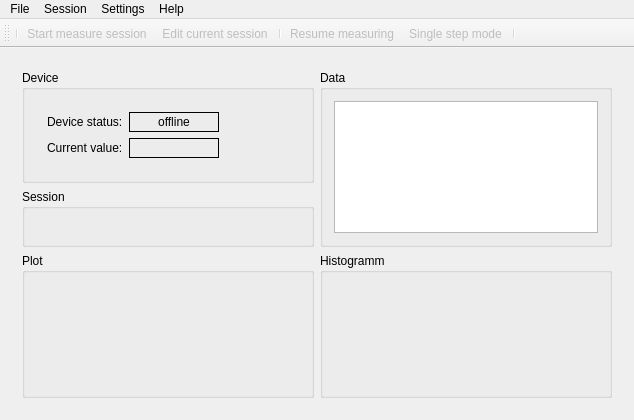
The window that dda_ctrl/experimenter/measurewindow.ui (olegyurchenko/dda-control) describes before a commit, drawn with Qt 5.
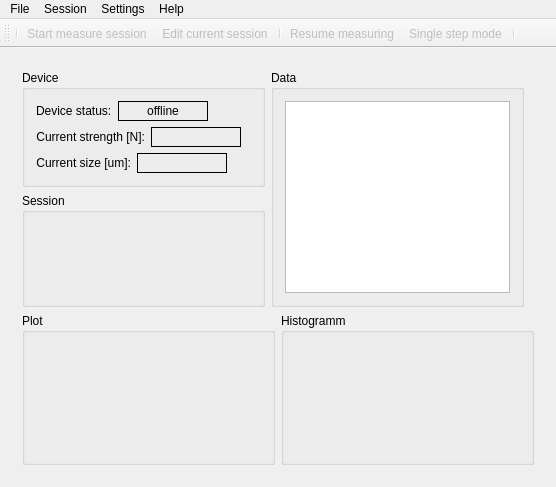
The same window after the commit. The open tabs and pages were chosen to show the change. Icons and pictures are not drawn. Custom widgets are drawn as their Qt base class.

```diff
--- a/dda_ctrl/experimenter/measurewindow.ui
+++ b/dda_ctrl/experimenter/measurewindow.ui
@@ -6,8 +6,8 @@
    <rect>
     <x>0</x>
     <y>0</y>
-    <width>634</width>
-    <height>420</height>
+    <width>556</width>
+    <height>487</height>
    </rect>
   </property>
   <property name="windowTitle">
@@ -18,7 +18,7 @@
     <normaloff>:/diamond2.png</normaloff>:/diamond2.png</iconset>
   </property>
   <widget class="QWidget" name="centralWidget">
-   <layout class="QVBoxLayout" name="verticalLayout">
+   <layout class="QVBoxLayout" name="verticalLayout_10">
     <item>
      <widget class="QStackedWidget" name="stackedWidget">
       <property name="currentIndex">
@@ -214,35 +214,26 @@
        </layout>
       </widget>
       <widget class="QWidget" name="measurePage">
-       <layout class="QVBoxLayout" name="verticalLayout_12">
-        <item>
-         <layout class="QHBoxLayout" name="horizontalLayout_10">
-          <item>
-           <layout class="QVBoxLayout" name="verticalLayout_3">
-            <item>
-             <widget class="QGroupBox" name="groupBox_2">
-              <property name="sizePolicy">
-               <sizepolicy hsizetype="Preferred" vsizetype="Minimum">
-                <horstretch>0</horstretch>
-                <verstretch>0</verstretch>
-               </sizepolicy>
-              </property>
-              <property name="title">
-               <string>Device</string>
-              </property>
-              <layout class="QVBoxLayout" name="verticalLayout_5">
-               <item>
-                <widget class="QFrame" name="deviceFrame_2">
-                 <property name="frameShape">
-                  <enum>QFrame::NoFrame</enum>
-                 </property>
-                 <property name="frameShadow">
-                  <enum>QFrame::Plain</enum>
-                 </property>
-                 <layout class="QVBoxLayout" name="verticalLayout_7">
+       <layout class="QVBoxLayout" name="verticalLayout_9">
                   <item>
                    <layout class="QHBoxLayout" name="horizontalLayout_7">
                     <item>
+           <layout class="QVBoxLayout" name="verticalLayout_5">
+            <item>
+             <widget class="QGroupBox" name="groupBox_2">
+              <property name="sizePolicy">
+               <sizepolicy hsizetype="Preferred" vsizetype="Minimum">
+                <horstretch>0</horstretch>
+                <verstretch>0</verstretch>
+               </sizepolicy>
+              </property>
+              <property name="title">
+               <string>Device</string>
+              </property>
+              <layout class="QVBoxLayout" name="verticalLayout_3">
+               <item>
+                <layout class="QHBoxLayout" name="horizontalLayout_5">
+                 <item>
                      <widget class="QLabel" name="label_7">
                       <property name="text">
                        <string>Device status:</string>
@@ -288,7 +279,10 @@
                     <item>
                      <widget class="QLabel" name="label_8">
                       <property name="text">
-                       <string>Current value:</string>
+                    <string>Current strength [N]:</string>
+                   </property>
+                   <property name="alignment">
+                    <set>Qt::AlignRight|Qt::AlignTrailing|Qt::AlignVCenter</set>
                       </property>
                      </widget>
                     </item>
@@ -326,14 +320,55 @@
                     </item>
                    </layout>
                   </item>
-                 </layout>
-                </widget>
-               </item>
-              </layout>
+               <item>
+                <layout class="QHBoxLayout" name="horizontalLayout_6">
+                 <item>
+                  <widget class="QLabel" name="label_2">
+                   <property name="text">
+                    <string>Current size [um]:</string>
+                   </property>
+                   <property name="alignment">
+                    <set>Qt::AlignRight|Qt::AlignTrailing|Qt::AlignVCenter</set>
+                   </property>
+                  </widget>
+                 </item>
+                 <item>
+                  <widget class="QLabel" name="currentSizeLabel">
+                   <property name="minimumSize">
+                    <size>
+                     <width>90</width>
+                     <height>0</height>
+                    </size>
+                   </property>
+                   <property name="frameShape">
+                    <enum>QFrame::Box</enum>
+                   </property>
+                   <property name="text">
+                    <string/>
+                   </property>
+                   <property name="alignment">
+                    <set>Qt::AlignRight|Qt::AlignTrailing|Qt::AlignVCenter</set>
+                   </property>
              </widget>
             </item>
             <item>
-             <layout class="QHBoxLayout" name="horizontalLayout_5">
+                  <spacer name="horizontalSpacer_2">
+                   <property name="orientation">
+                    <enum>Qt::Horizontal</enum>
+                   </property>
+                   <property name="sizeHint" stdset="0">
+                    <size>
+                     <width>18</width>
+                     <height>20</height>
+                    </size>
+                   </property>
+                  </spacer>
+                 </item>
+                </layout>
+               </item>
+              </layout>
+             </widget>
+            </item>
               <item>
                <widget class="SessionBox" name="sessionBox">
                 <property name="sizePolicy">
@@ -349,8 +384,6 @@
               </item>
              </layout>
             </item>
-           </layout>
-          </item>
           <item>
            <widget class="QGroupBox" name="groupBox_3">
             <property name="sizePolicy">
@@ -362,13 +395,26 @@
             <property name="title">
              <string>Data</string>
             </property>
-            <layout class="QVBoxLayout" name="verticalLayout_10">
+            <layout class="QVBoxLayout" name="verticalLayout">
              <item>
               <widget class="QTableView" name="measureTable"/>
              </item>
             </layout>
            </widget>
           </item>
+          <item>
+           <spacer name="horizontalSpacer_3">
+            <property name="orientation">
+             <enum>Qt::Horizontal</enum>
+            </property>
+            <property name="sizeHint" stdset="0">
+             <size>
+              <width>40</width>
+              <height>20</height>
+             </size>
+            </property>
+           </spacer>
+          </item>
          </layout>
         </item>
         <item>
@@ -384,7 +430,7 @@
             <property name="title">
              <string>Plot</string>
             </property>
-            <layout class="QHBoxLayout" name="horizontalLayout_19">
+            <layout class="QVBoxLayout" name="verticalLayout_7">
              <item>
               <widget class="PlotWidget" name="currentValuePlotWidget" native="true">
                <property name="sizePolicy">
@@ -415,7 +461,7 @@
             <property name="title">
              <string>Histogramm</string>
             </property>
-            <layout class="QHBoxLayout" name="horizontalLayout_13">
+            <layout class="QVBoxLayout" name="verticalLayout_8">
              <item>
               <widget class="PlotWidget" name="currentHPlotWidget" native="true">
                <property name="sizePolicy">
@@ -448,7 +494,7 @@
     <rect>
      <x>0</x>
      <y>0</y>
-     <width>634</width>
+     <width>556</width>
      <height>21</height>
     </rect>
    </property>
```
Left out of the diff: 4 changed lines with no effect on the pictures. Lines whose indentation alone changed are shown as unchanged.
